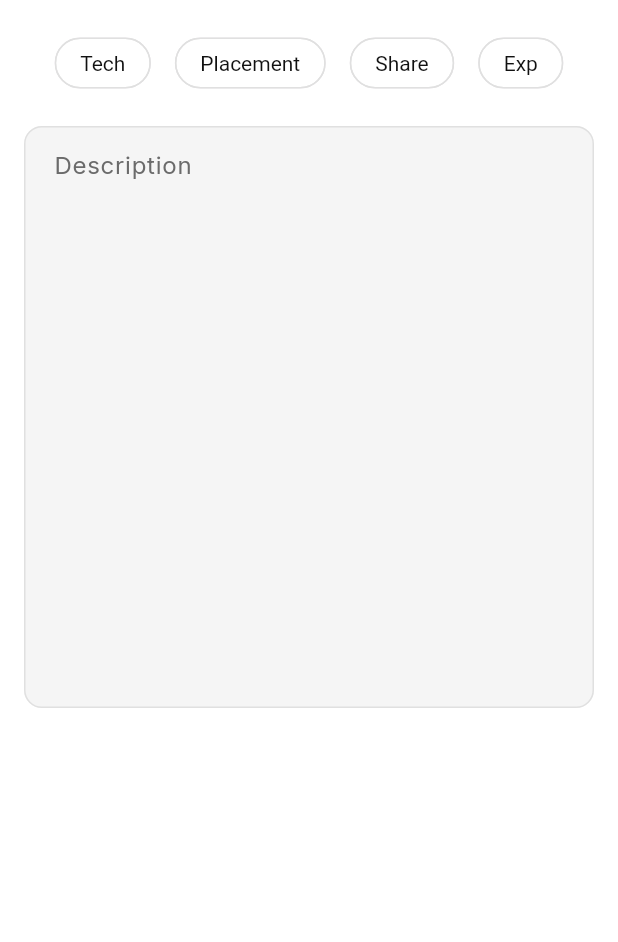
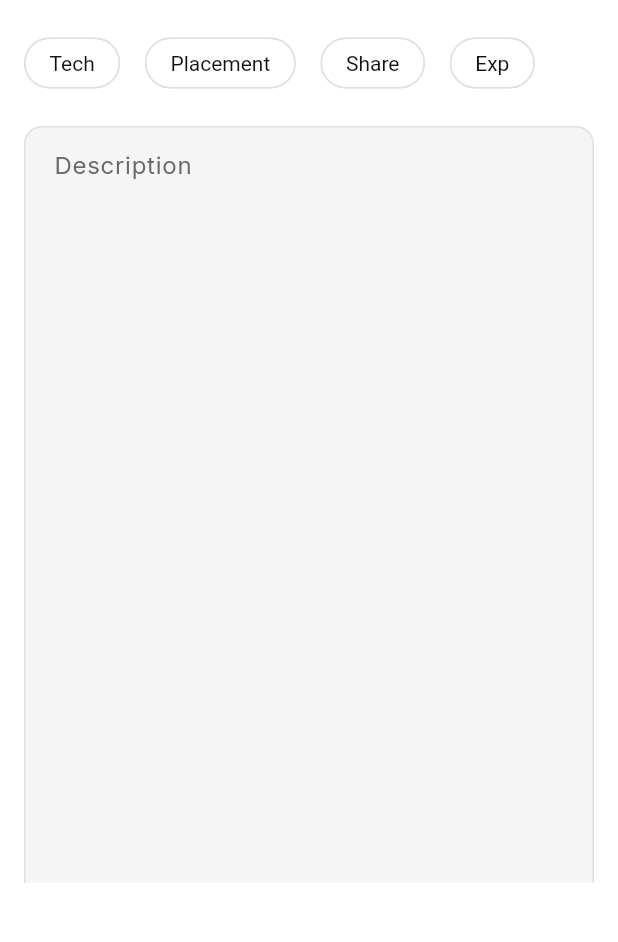
Before and after one commit to jb-git-code/node, a Flutter app: the ComposeBlog widget shown alone on an empty page, opened directly, scrolled down 132 dp, on a phone screen of 412 x 824 dp, the part 168-1110 px from its top. Run offline on Flutter 3.47's test engine with Material 3 defaults, Android fonts, the phone set to English and light mode, and no system bars; our stand-ins replace cloud_firestore, firebase_auth, firebase_core, flutter_animate, flutter_riverpod, google_fonts and 2 more; missing offline and left inert: flutter_floating_bottom_bar; accounts and stored records are empty.

Commit message:
fix: filter chip widget layout

```diff
--- a/lib/core/utils/loading_overlay.dart
+++ b/lib/core/utils/loading_overlay.dart
@@ -51,7 +51,7 @@ class _LoadingWidget extends StatelessWidget {
             ),
             child: Center(
               child: Lottie.asset(
-                'assets/animations/node_spinner.json', // Your consistent animation
+                'assets/animations/node_connect.json', // Your consistent animation
                 width: 80,
                 height: 80,
               ),
--- a/lib/features/feed/views/users_screen.dart
+++ b/lib/features/feed/views/users_screen.dart
@@ -24,7 +24,7 @@ class _UsersScreenState extends ConsumerState<UsersScreen> {
     final usersAsync = ref.watch(userListProvider);
     final currUsr = FirebaseAuth.instance.currentUser;
     return Scaffold(
-      appBar: AppBar(title: Text('Connections'), centerTitle: true),
+      appBar: AppBar(title: Text('Connections'), centerTitle: false),
       body: usersAsync.when(
         data: (data) {
           return ListView.builder(
--- a/lib/features/nodes/views/compose.dart
+++ b/lib/features/nodes/views/compose.dart
@@ -152,7 +152,7 @@ class _ComposeBlogState extends ConsumerState<ComposeBlog> {
   @override
   Widget build(BuildContext context) {
     return SizedBox(
-      height: 600,
+      height: MediaQuery.of(context).size.height * .85,
       child: SingleChildScrollView(
         scrollDirection: Axis.vertical,
         child: Padding(
@@ -203,7 +203,7 @@ class _ComposeBlogState extends ConsumerState<ComposeBlog> {
                   border: OutlineInputBorder(borderRadius: AppUI.cardRadius),
                   hintText: 'Description',
                 ),
-                maxLines: 15,
+                maxLines: 25,
               ),
             ],
           ),
@@ -215,8 +215,12 @@ class _ComposeBlogState extends ConsumerState<ComposeBlog> {
   Widget buildCategories(BuildContext context) {
     return Padding(
       padding: const EdgeInsets.only(top: 8, bottom: 8),
+      child: SizedBox(
+        width: MediaQuery.of(context).size.width,
         child: Wrap(
-        spacing: 16.0, // Gap between chips horizontally
+          spacing:
+              MediaQuery.of(context).size.width *
+              0.04, // Gap between chips horizontally
           runSpacing: 8, // Gap between chips vertically
           children: _categories.map((category) {
             final isSelected = (selectedCategory == category);
@@ -244,6 +248,7 @@ class _ComposeBlogState extends ConsumerState<ComposeBlog> {
             );
           }).toList(),
         ),
+      ),
     );
   }
 }
--- a/lib/shared/widgets/animated_button.dart
+++ b/lib/shared/widgets/animated_button.dart
@@ -78,7 +78,7 @@ class _AnimatedAuthButtonState extends State<AnimatedAuthButton> {
         height: 50,
         decoration: BoxDecoration(
           color: isSuccess
-              ? Theme.of(context).colorScheme.surface
+              ? Colors.green
               : Theme.of(context).colorScheme.primary,
           borderRadius: isIdle ? AppUI.cardRadius : BorderRadius.circular(25),
         ),
--- a/lib/shared/widgets/edges_connection.dart
+++ b/lib/shared/widgets/edges_connection.dart
@@ -31,7 +31,10 @@ class EdgeConnectionTile extends StatelessWidget {
           ),
         ),
       ),
-      title: Text(usr.name, style: AppTextStyles.bodyMain),
+      title: Text(
+        usr.name,
+        style: TextStyle(color: Theme.of(context).colorScheme.onSurface),
+      ),
       subtitle: Text(usr.collegeId, style: AppTextStyles.caption),
       trailing: EdgeActionButton(currentUserId: cu, targetUserId: usr.authorId),
     );
```
Also changed, not shown: lib/app.dart (+4 -7 lines), lib/features/edges/views/edgess.dart (+5 -2 lines), lib/features/feed/views/explore.dart (+4 -9 lines), lib/user/profile.dart (+7 -1 lines). Lines whose indentation alone changed are shown as unchanged.
